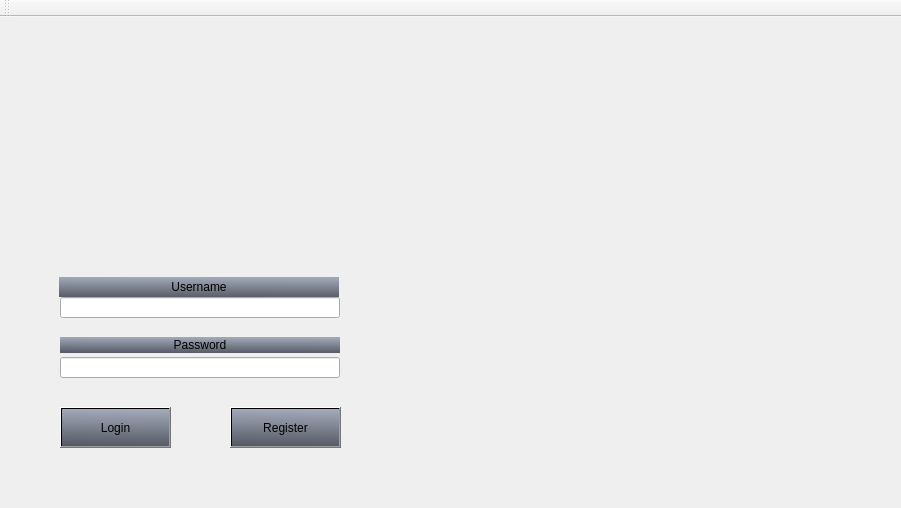
Before: the Qt Designer form Client1/Registration.ui in Paul-Podoleanu/ProjectModernCpp, drawn with Qt 5; both pictures show x 0 to 901 and y 0 to 508 of the 1197 by 663 pixel window.
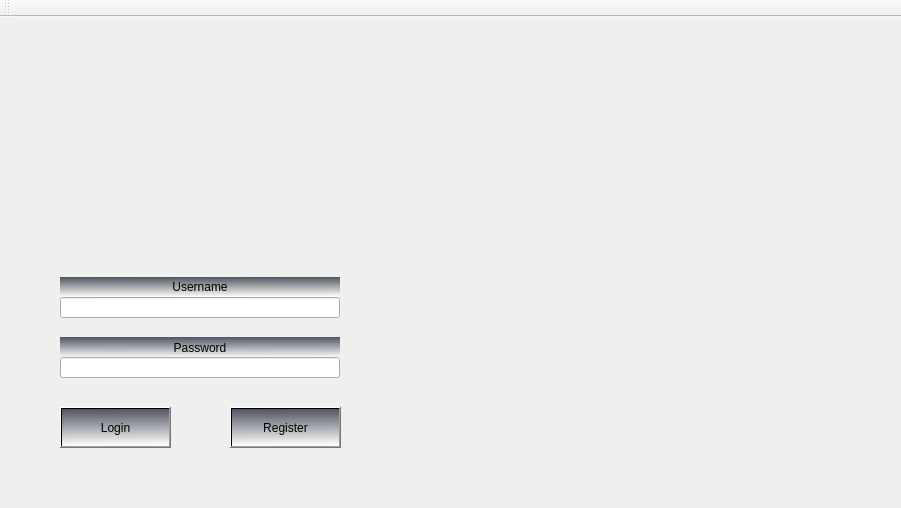
After: the same form once the commit is applied. Icons and pictures are not drawn.

Diff of the .ui file:
```diff
--- a/Client1/Registration.ui
+++ b/Client1/Registration.ui
@@ -27,7 +27,7 @@
     </property>
     <property name="geometry">
      <rect>
-      <x>440</x>
+      <x>500</x>
       <y>70</y>
       <width>300</width>
       <height>100</height>
@@ -49,7 +49,7 @@
    <widget class="QLabel" name="Username">
     <property name="geometry">
      <rect>
-      <x>59</x>
+      <x>60</x>
       <y>260</y>
       <width>280</width>
       <height>20</height>
@@ -60,7 +60,7 @@
     </property>
     <property name="styleSheet">
      <string notr="true">border-image:transparent;
-background-color: qlineargradient(spread:reflect, x1:0.474, y1:1, x2:0.504, y2:0, stop:0 rgba(91, 94, 104, 255), stop:1 rgba(163, 170, 186, 255));</string>
+background-color: qlineargradient(spread:pad, x1:0.443, y1:0, x2:0.465909, y2:1, stop:0 rgba(81, 85, 97, 255), stop:1 rgba(255, 255, 255, 255));</string>
     </property>
     <property name="text">
      <string>Username</string>
@@ -88,7 +88,7 @@
       <x>60</x>
       <y>320</y>
       <width>280</width>
-      <height>16</height>
+      <height>21</height>
      </rect>
     </property>
     <property name="autoFillBackground">
@@ -96,7 +96,7 @@
     </property>
     <property name="styleSheet">
      <string notr="true">border-image:transparent;
-background-color: qlineargradient(spread:reflect, x1:0.474, y1:1, x2:0.504, y2:0, stop:0 rgba(86, 90, 101, 255), stop:1 rgba(163, 170, 186, 255));</string>
+background-color: qlineargradient(spread:pad, x1:0.443, y1:0, x2:0.465909, y2:1, stop:0 rgba(81, 85, 97, 255), stop:1 rgba(255, 255, 255, 255));</string>
     </property>
     <property name="text">
      <string>Password</string>
@@ -132,7 +132,7 @@
     </property>
     <property name="styleSheet">
      <string notr="true">border-image:transparent;
-background-color: qlineargradient(spread:reflect, x1:0.474, y1:1, x2:0.504, y2:0, stop:0 rgba(86, 90, 101, 255), stop:1 rgba(163, 170, 186, 255));</string>
+background-color: qlineargradient(spread:pad, x1:0.443, y1:0, x2:0.465909, y2:1, stop:0 rgba(81, 85, 97, 255), stop:1 rgba(255, 255, 255, 255));</string>
     </property>
     <property name="text">
      <string>Login</string>
@@ -152,7 +152,7 @@
     </property>
     <property name="styleSheet">
      <string notr="true">border-image:transparent;
-background-color: qlineargradient(spread:reflect, x1:0.474, y1:1, x2:0.504, y2:0, stop:0 rgba(86, 90, 101, 255), stop:1 rgba(163, 170, 186, 255));</string>
+background-color: qlineargradient(spread:pad, x1:0.443, y1:0, x2:0.465909, y2:1, stop:0 rgba(81, 85, 97, 255), stop:1 rgba(255, 255, 255, 255));</string>
     </property>
     <property name="text">
      <string>Register</string>
```
